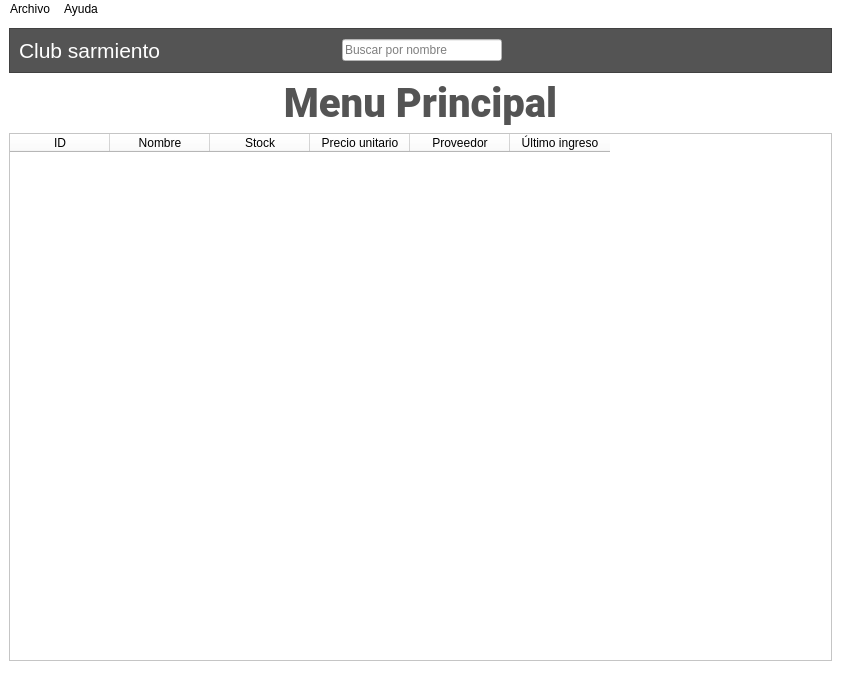
Old version of the form windows/main.ui in the repository HitomiD/Proyecto-Desarrollo.
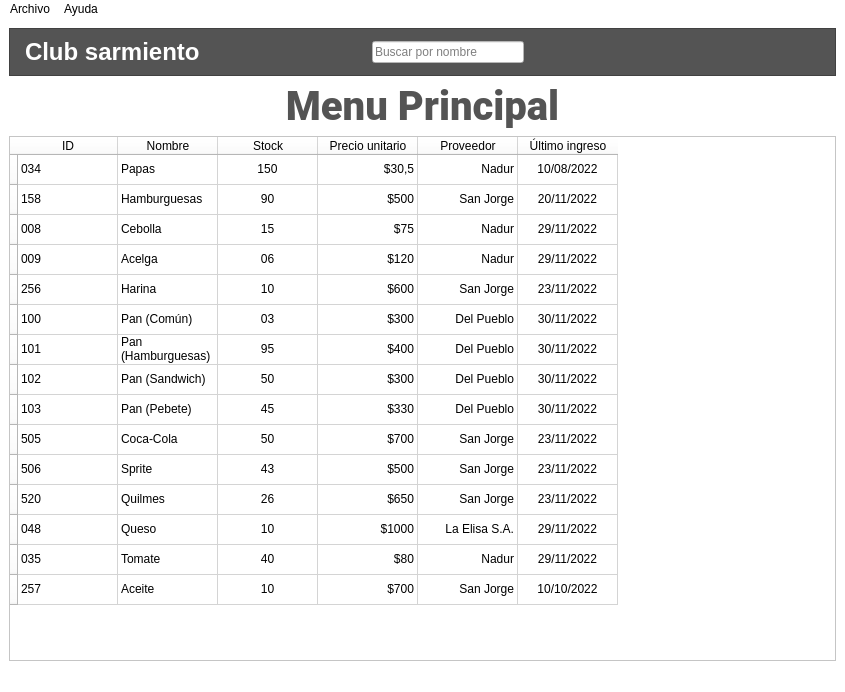
New version of the form. Icons and pictures are not drawn.

Commit message: new file:   windows/Escudo-Club - copia.png 	modified:   windows/Logo.qrc 	modified:   windows/main.ui

Diff of the .ui file:
```diff
--- a/windows/main.ui
+++ b/windows/main.ui
@@ -6,7 +6,7 @@
    <rect>
     <x>0</x>
     <y>0</y>
-    <width>841</width>
+    <width>845</width>
     <height>692</height>
    </rect>
   </property>
@@ -50,7 +50,14 @@
             <string notr="true">image: url(:/Logo/MockUps/Icono Club Sarmiento (Sin Fondo).png);</string>
            </property>
            <property name="text">
-            <string>&lt;html&gt;&lt;head/&gt;&lt;body&gt;&lt;p&gt;&lt;span style=&quot; color:#ffffff;&quot;&gt;Club sarmiento&lt;/span&gt;&lt;/p&gt;&lt;/body&gt;&lt;/html&gt;</string>
+            <string>&lt;html&gt;&lt;head/&gt;&lt;body&gt;&lt;p&gt;&lt;img src=&quot;:/prefijoNuevo/Escudo-Club - copia.png&quot;/&gt;&lt;/p&gt;&lt;/body&gt;&lt;/html&gt;</string>
+           </property>
+          </widget>
+         </item>
+         <item>
+          <widget class="QLabel" name="label_4">
+           <property name="text">
+            <string>&lt;html&gt;&lt;head/&gt;&lt;body&gt;&lt;p&gt;&lt;span style=&quot; font-size:18pt; font-weight:700; color:#ffffff;&quot;&gt;Club sarmiento&lt;/span&gt;&lt;/p&gt;&lt;/body&gt;&lt;/html&gt;</string>
            </property>
           </widget>
          </item>
@@ -178,6 +185,81 @@
         <attribute name="verticalHeaderHighlightSections">
          <bool>true</bool>
         </attribute>
+        <row>
+         <property name="text">
+          <string/>
+         </property>
+        </row>
+        <row>
+         <property name="text">
+          <string/>
+         </property>
+        </row>
+        <row>
+         <property name="text">
+          <string/>
+         </property>
+        </row>
+        <row>
+         <property name="text">
+          <string/>
+         </property>
+        </row>
+        <row>
+         <property name="text">
+          <string/>
+         </property>
+        </row>
+        <row>
+         <property name="text">
+          <string/>
+         </property>
+        </row>
+        <row>
+         <property name="text">
+          <string/>
+         </property>
+        </row>
+        <row>
+         <property name="text">
+          <string/>
+         </property>
+        </row>
+        <row>
+         <property name="text">
+          <string/>
+         </property>
+        </row>
+        <row>
+         <property name="text">
+          <string/>
+         </property>
+        </row>
+        <row>
+         <property name="text">
+          <string/>
+         </property>
+        </row>
+        <row>
+         <property name="text">
+          <string/>
+         </property>
+        </row>
+        <row>
+         <property name="text">
+          <string/>
+         </property>
+        </row>
+        <row>
+         <property name="text">
+          <string> </string>
+         </property>
+        </row>
+        <row>
+         <property name="text">
+          <string/>
+         </property>
+        </row>
         <column>
          <property name="text">
           <string>ID</string>
@@ -208,6 +290,645 @@
           <string>Último ingreso</string>
          </property>
         </column>
+        <item row="0" column="0">
+         <property name="text">
+          <string>034</string>
+         </property>
+        </item>
+        <item row="0" column="1">
+         <property name="text">
+          <string>Papas</string>
+         </property>
+        </item>
+        <item row="0" column="2">
+         <property name="text">
+          <string>150</string>
+         </property>
+         <property name="textAlignment">
+          <set>AlignCenter</set>
+         </property>
+        </item>
+        <item row="0" column="3">
+         <property name="text">
+          <string>$30,5</string>
+         </property>
+         <property name="textAlignment">
+          <set>AlignTrailing|AlignVCenter</set>
+         </property>
+        </item>
+        <item row="0" column="4">
+         <property name="text">
+          <string>Nadur</string>
+         </property>
+         <property name="textAlignment">
+          <set>AlignTrailing|AlignVCenter</set>
+         </property>
+        </item>
+        <item row="0" column="5">
+         <property name="text">
+          <string>10/08/2022</string>
+         </property>
+         <property name="textAlignment">
+          <set>AlignCenter</set>
+         </property>
+        </item>
+        <item row="1" column="0">
+         <property name="text">
+          <string>158</string>
+         </property>
+        </item>
+        <item row="1" column="1">
+         <property name="text">
+          <string>Hamburguesas</string>
+         </property>
+        </item>
+        <item row="1" column="2">
+         <property name="text">
+          <string>90</string>
+         </property>
+         <property name="textAlignment">
+          <set>AlignCenter</set>
+         </property>
+         <property name="background">
+          <brush brushstyle="NoBrush">
+           <color alpha="255">
+            <red>255</red>
+            <green>0</green>
+            <blue>0</blue>
+           </color>
+          </brush>
+         </property>
+        </item>
+        <item row="1" column="3">
+         <property name="text">
+          <string>$500</string>
+         </property>
+         <property name="textAlignment">
+          <set>AlignTrailing|AlignVCenter</set>
+         </property>
+        </item>
+        <item row="1" column="4">
+         <property name="text">
+          <string>San Jorge</string>
+         </property>
+         <property name="textAlignment">
+          <set>AlignTrailing|AlignVCenter</set>
+         </property>
+        </item>
+        <item row="1" column="5">
+         <property name="text">
+          <string>20/11/2022</string>
+         </property>
+         <property name="textAlignment">
+          <set>AlignCenter</set>
+         </property>
+        </item>
+        <item row="2" column="0">
+         <property name="text">
+          <string>008</string>
+         </property>
+        </item>
+        <item row="2" column="1">
+         <property name="text">
+          <string>Cebolla</string>
+         </property>
+        </item>
+        <item row="2" column="2">
+         <property name="text">
+          <string>15</string>
+         </property>
+         <property name="textAlignment">
+          <set>AlignCenter</set>
+         </property>
+        </item>
+        <item row="2" column="3">
+         <property name="text">
+          <string>$75</string>
+         </property>
+         <property name="textAlignment">
+          <set>AlignTrailing|AlignVCenter</set>
+         </property>
+        </item>
+        <item row="2" column="4">
+         <property name="text">
+          <string>Nadur</string>
+         </property>
+         <property name="textAlignment">
+          <set>AlignTrailing|AlignVCenter</set>
+         </property>
+        </item>
+        <item row="2" column="5">
+         <property name="text">
+          <string>29/11/2022</string>
+         </property>
+         <property name="textAlignment">
+          <set>AlignCenter</set>
+         </property>
+        </item>
+        <item row="3" column="0">
+         <property name="text">
+          <string>009</string>
+         </property>
+        </item>
+        <item row="3" column="1">
+         <property name="text">
+          <string>Acelga</string>
+         </property>
+        </item>
+        <item row="3" column="2">
+         <property name="text">
+          <string>06</string>
+         </property>
+         <property name="textAlignment">
+          <set>AlignCenter</set>
+         </property>
+        </item>
+        <item row="3" column="3">
+         <property name="text">
+          <string>$120</string>
+         </property>
+         <property name="textAlignment">
+          <set>AlignTrailing|AlignVCenter</set>
+         </property>
+        </item>
+        <item row="3" column="4">
+         <property name="text">
+          <string>Nadur</string>
+         </property>
+         <property name="textAlignment">
+          <set>AlignTrailing|AlignVCenter</set>
+         </property>
+        </item>
+        <item row="3" column="5">
+         <property name="text">
+          <string>29/11/2022</string>
+         </property>
+         <property name="textAlignment">
+          <set>AlignCenter</set>
+         </property>
+        </item>
+        <item row="4" column="0">
+         <property name="text">
+          <string>256</string>
+         </property>
+        </item>
+        <item row="4" column="1">
+         <property name="text">
+          <string>Harina</string>
+         </property>
+        </item>
+        <item row="4" column="2">
+         <property name="text">
+          <string>10</string>
+         </property>
+         <property name="textAlignment">
+          <set>AlignCenter</set>
+         </property>
+        </item>
+        <item row="4" column="3">
+         <property name="text">
+          <string>$600</string>
+         </property>
+         <property name="textAlignment">
+          <set>AlignTrailing|AlignVCenter</set>
+         </property>
+        </item>
+        <item row="4" column="4">
+         <property name="text">
+          <string>San Jorge</string>
+         </property>
+         <property name="textAlignment">
+          <set>AlignTrailing|AlignVCenter</set>
+         </property>
+        </item>
+        <item row="4" column="5">
+         <property name="text">
+          <string>23/11/2022</string>
+         </property>
+         <property name="textAlignment">
+          <set>AlignCenter</set>
+         </property>
+        </item>
+        <item row="5" column="0">
+         <property name="text">
+          <string>100</string>
+         </property>
+        </item>
+        <item row="5" column="1">
+         <property name="text">
+          <string>Pan (Común)</string>
+         </property>
+        </item>
+        <item row="5" column="2">
+         <property name="text">
+          <string>03</string>
+         </property>
+         <property name="textAlignment">
+          <set>AlignCenter</set>
+         </property>
+        </item>
+        <item row="5" column="3">
+         <property name="text">
+          <string>$300</string>
+         </property>
+         <property name="textAlignment">
+          <set>AlignTrailing|AlignVCenter</set>
+         </property>
+        </item>
+        <item row="5" column="4">
+         <property name="text">
+          <string>Del Pueblo</string>
+         </property>
+         <property name="textAlignment">
+          <set>AlignTrailing|AlignVCenter</set>
+         </property>
+        </item>
+        <item row="5" column="5">
+         <property name="text">
+          <string>30/11/2022</string>
+         </property>
+         <property name="textAlignment">
+          <set>AlignCenter</set>
+         </property>
+        </item>
+        <item row="6" column="0">
+         <property name="text">
+          <string>101</string>
+         </property>
+        </item>
+        <item row="6" column="1">
+         <property name="text">
+          <string>Pan (Hamburguesas)</string>
+         </property>
+        </item>
+        <item row="6" column="2">
+         <property name="text">
+          <string>95</string>
+         </property>
+         <property name="textAlignment">
+          <set>AlignCenter</set>
+         </property>
+        </item>
+        <item row="6" column="3">
+         <property name="text">
+          <string>$400</string>
+         </property>
+         <property name="textAlignment">
+          <set>AlignTrailing|AlignVCenter</set>
+         </property>
+        </item>
+        <item row="6" column="4">
+         <property name="text">
+          <string>Del Pueblo</string>
+         </property>
+         <property name="textAlignment">
+          <set>AlignTrailing|AlignVCenter</set>
+         </property>
+        </item>
+        <item row="6" column="5">
+         <property name="text">
+          <string>30/11/2022</string>
+         </property>
+         <property name="textAlignment">
+          <set>AlignCenter</set>
+         </property>
+        </item>
+        <item row="7" column="0">
+         <property name="text">
+          <string>102</string>
+         </property>
+        </item>
+        <item row="7" column="1">
+         <property name="text">
+          <string>Pan (Sandwich)</string>
+         </property>
+        </item>
+        <item row="7" column="2">
+         <property name="text">
+          <string>50</string>
+         </property>
+         <property name="textAlignment">
+          <set>AlignCenter</set>
+         </property>
+        </item>
+        <item row="7" column="3">
+         <property name="text">
+          <string>$300</string>
+         </property>
+         <property name="textAlignment">
+          <set>AlignTrailing|AlignVCenter</set>
+         </property>
+        </item>
+        <item row="7" column="4">
+         <property name="text">
+          <string>Del Pueblo</string>
+         </property>
+         <property name="textAlignment">
+          <set>AlignTrailing|AlignVCenter</set>
+         </property>
+        </item>
+        <item row="7" column="5">
+         <property name="text">
+          <string>30/11/2022</string>
+         </property>
+         <property name="textAlignment">
+          <set>AlignCenter</set>
+         </property>
+        </item>
+        <item row="8" column="0">
+         <property name="text">
+          <string>103</string>
+         </property>
+        </item>
+        <item row="8" column="1">
+         <property name="text">
+          <string>Pan (Pebete)</string>
+         </property>
+        </item>
+        <item row="8" column="2">
+         <property name="text">
+          <string>45</string>
+         </property>
+         <property name="textAlignment">
+          <set>AlignCenter</set>
+         </property>
+        </item>
+        <item row="8" column="3">
+         <property name="text">
+          <string>$330</string>
+         </property>
+         <property name="textAlignment">
+          <set>AlignTrailing|AlignVCenter</set>
+         </property>
+        </item>
+        <item row="8" column="4">
+         <property name="text">
+          <string>Del Pueblo</string>
+         </property>
+         <property name="textAlignment">
+          <set>AlignTrailing|AlignVCenter</set>
+         </property>
+        </item>
+        <item row="8" column="5">
+         <property name="text">
+          <string>30/11/2022</string>
+         </property>
+         <property name="textAlignment">
+          <set>AlignCenter</set>
+         </property>
+        </item>
+        <item row="9" column="0">
+         <property name="text">
+          <string>505</string>
+         </property>
+        </item>
+        <item row="9" column="1">
+         <property name="text">
+          <string>Coca-Cola</string>
+         </property>
+        </item>
+        <item row="9" column="2">
+         <property name="text">
+          <string>50</string>
+         </property>
+         <property name="textAlignment">
+          <set>AlignCenter</set>
+         </property>
+        </item>
+        <item row="9" column="3">
+         <property name="text">
+          <string>$700</string>
+         </property>
+         <property name="textAlignment">
+          <set>AlignTrailing|AlignVCenter</set>
+         </property>
+        </item>
+        <item row="9" column="4">
+         <property name="text">
+          <string>San Jorge</string>
+         </property>
+         <property name="textAlignment">
+          <set>AlignTrailing|AlignVCenter</set>
+         </property>
+        </item>
+        <item row="9" column="5">
+         <property name="text">
+          <string>23/11/2022</string>
+         </property>
+         <property name="textAlignment">
+          <set>AlignCenter</set>
+         </property>
+        </item>
+        <item row="10" column="0">
+         <property name="text">
+          <string>506</string>
+         </property>
+        </item>
+        <item row="10" column="1">
+         <property name="text">
+          <string>Sprite</string>
+         </property>
+        </item>
+        <item row="10" column="2">
+         <property name="text">
+          <string>43</string>
+         </property>
+         <property name="textAlignment">
+          <set>AlignCenter</set>
+         </property>
+        </item>
+        <item row="10" column="3">
+         <property name="text">
+          <string>$500</string>
+         </property>
+         <property name="textAlignment">
+          <set>AlignTrailing|AlignVCenter</set>
+         </property>
+        </item>
+        <item row="10" column="4">
+         <property name="text">
+          <string>San Jorge</string>
+         </property>
+         <property name="textAlignment">
+          <set>AlignTrailing|AlignVCenter</set>
+         </property>
+        </item>
+        <item row="10" column="5">
+         <property name="text">
+          <string>23/11/2022</string>
+         </property>
+         <property name="textAlignment">
+          <set>AlignCenter</set>
+         </property>
+        </item>
+        <item row="11" column="0">
+         <property name="text">
+          <string>520</string>
+         </property>
+        </item>
+        <item row="11" column="1">
+         <property name="text">
+          <string>Quilmes</string>
+         </property>
+        </item>
+        <item row="11" column="2">
+         <property name="text">
+          <string>26</string>
+         </property>
+         <property name="textAlignment">
+          <set>AlignCenter</set>
+         </property>
+        </item>
+        <item row="11" column="3">
+         <property name="text">
+          <string>$650</string>
+         </property>
+         <property name="textAlignment">
+          <set>AlignTrailing|AlignVCenter</set>
+         </property>
+        </item>
+        <item row="11" column="4">
+         <property name="text">
+          <string>San Jorge</string>
+         </property>
+         <property name="textAlignment">
+          <set>AlignTrailing|AlignVCenter</set>
+         </property>
+        </item>
+        <item row="11" column="5">
+         <property name="text">
+          <string>23/11/2022</string>
+         </property>
+         <property name="textAlignment">
+          <set>AlignCenter</set>
+         </property>
+        </item>
+        <item row="12" column="0">
+         <property name="text">
+          <string>048</string>
+         </property>
+        </item>
+        <item row="12" column="1">
+         <property name="text">
+          <string>Queso</string>
+         </property>
+        </item>
+        <item row="12" column="2">
+         <property name="text">
+          <string>10</string>
+         </property>
+         <property name="textAlignment">
+          <set>AlignCenter</set>
+         </property>
+        </item>
+        <item row="12" column="3">
+         <property name="text">
+          <string>$1000</string>
+         </property>
+         <property name="textAlignment">
+          <set>AlignTrailing|AlignVCenter</set>
+         </property>
+        </item>
+        <item row="12" column="4">
+         <property name="text">
+          <string>La Elisa S.A.</string>
+         </property>
+         <property name="textAlignment">
+          <set>AlignTrailing|AlignVCenter</set>
+         </property>
+        </item>
+        <item row="12" column="5">
+         <property name="text">
+          <string>29/11/2022</string>
+         </property>
+         <property name="textAlignment">
+          <set>AlignCenter</set>
+         </property>
+        </item>
+        <item row="13" column="0">
+         <property name="text">
+          <string>035</string>
+         </property>
+        </item>
+        <item row="13" column="1">
+         <property name="text">
+          <string>Tomate</string>
+         </property>
+        </item>
+        <item row="13" column="2">
+         <property name="text">
+          <string>40</string>
+         </property>
+         <property name="textAlignment">
+          <set>AlignCenter</set>
+         </property>
+        </item>
+        <item row="13" column="3">
+         <property name="text">
+          <string>$80</string>
+         </property>
+         <property name="textAlignment">
+          <set>AlignTrailing|AlignVCenter</set>
+         </property>
+        </item>
+        <item row="13" column="4">
+         <property name="text">
+          <string>Nadur</string>
+         </property>
+         <property name="textAlignment">
+          <set>AlignTrailing|AlignVCenter</set>
+         </property>
+        </item>
+        <item row="13" column="5">
+         <property name="text">
+          <string>29/11/2022</string>
+         </property>
+         <property name="textAlignment">
+          <set>AlignCenter</set>
+         </property>
+        </item>
+        <item row="14" column="0">
+         <property name="text">
+          <string>257</string>
+         </property>
+        </item>
+        <item row="14" column="1">
+         <property name="text">
+          <string>Aceite</string>
+         </property>
+        </item>
+        <item row="14" column="2">
+         <property name="text">
+          <string>10</string>
+         </property>
+         <property name="textAlignment">
+          <set>AlignCenter</set>
+         </property>
+        </item>
+        <item row="14" column="3">
+         <property name="text">
+          <string>$700</string>
+         </property>
+         <property name="textAlignment">
+          <set>AlignTrailing|AlignVCenter</set>
+         </property>
+        </item>
+        <item row="14" column="4">
+         <property name="text">
+          <string>San Jorge</string>
+         </property>
+         <property name="textAlignment">
+          <set>AlignTrailing|AlignVCenter</set>
+         </property>
+        </item>
+        <item row="14" column="5">
+         <property name="text">
+          <string>10/10/2022</string>
+         </property>
+         <property name="textAlignment">
+          <set>AlignCenter</set>
+         </property>
+        </item>
        </widget>
       </item>
      </layout>
@@ -220,7 +941,7 @@
     <rect>
      <x>0</x>
      <y>0</y>
-     <width>841</width>
+     <width>845</width>
      <height>22</height>
     </rect>
    </property>
```
The commit also changes 2 other files.
